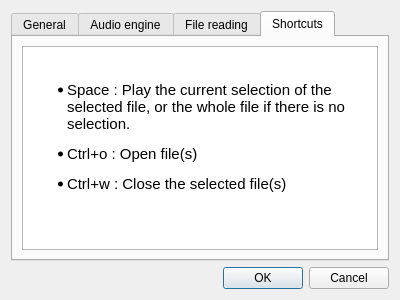
This is src/wdialogsettings.ui in gillesdegottex/dfasma as Qt 5 draws it before an edit. The edited form follows.
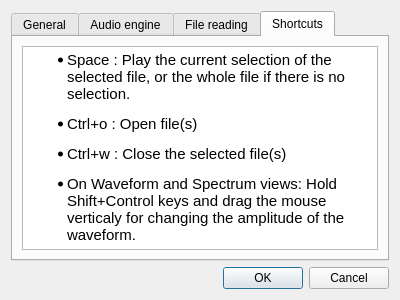
This is the edited form. The open tabs and pages were chosen to show the change.

Commit message: Modify the waveform amlitude

The edit to the form file:
```diff
--- a/src/wdialogsettings.ui
+++ b/src/wdialogsettings.ui
@@ -127,10 +127,10 @@
 &lt;html&gt;&lt;head&gt;&lt;meta name=&quot;qrichtext&quot; content=&quot;1&quot; /&gt;&lt;style type=&quot;text/css&quot;&gt;
 p, li { white-space: pre-wrap; }
 &lt;/style&gt;&lt;/head&gt;&lt;body style=&quot; font-family:'Ubuntu'; font-size:11pt; font-weight:400; font-style:normal;&quot;&gt;
-&lt;p style=&quot;-qt-paragraph-type:empty; margin-top:0px; margin-bottom:0px; margin-left:0px; margin-right:0px; -qt-block-indent:0; text-indent:0px;&quot;&gt;&lt;br /&gt;&lt;/p&gt;
 &lt;ul style=&quot;margin-top: 0px; margin-bottom: 0px; margin-left: 0px; margin-right: 0px; -qt-list-indent: 1;&quot;&gt;&lt;li style=&quot; margin-top:12px; margin-bottom:12px; margin-left:0px; margin-right:0px; -qt-block-indent:0; text-indent:0px;&quot;&gt;Space : Play the current selection of the selected file, or the whole file if there is no selection.&lt;/li&gt;
 &lt;li style=&quot; margin-top:12px; margin-bottom:12px; margin-left:0px; margin-right:0px; -qt-block-indent:0; text-indent:0px;&quot;&gt;Ctrl+o : Open file(s)&lt;/li&gt;
-&lt;li style=&quot; margin-top:12px; margin-bottom:12px; margin-left:0px; margin-right:0px; -qt-block-indent:0; text-indent:0px;&quot;&gt;Ctrl+w : Close the selected file(s)&lt;/li&gt;&lt;/ul&gt;&lt;/body&gt;&lt;/html&gt;</string>
+&lt;li style=&quot; margin-top:12px; margin-bottom:12px; margin-left:0px; margin-right:0px; -qt-block-indent:0; text-indent:0px;&quot;&gt;Ctrl+w : Close the selected file(s)&lt;/li&gt;
+&lt;li style=&quot; margin-top:12px; margin-bottom:12px; margin-left:0px; margin-right:0px; -qt-block-indent:0; text-indent:0px;&quot;&gt;On Waveform and Spectrum views: Hold Shift+Control keys and drag the mouse verticaly for changing the amplitude of the waveform.&lt;/li&gt;&lt;/ul&gt;&lt;/body&gt;&lt;/html&gt;</string>
          </property>
         </widget>
        </item>
```
Left out of the diff: 2 changed lines with no effect on the pictures. The commit also changes 7 other files.
